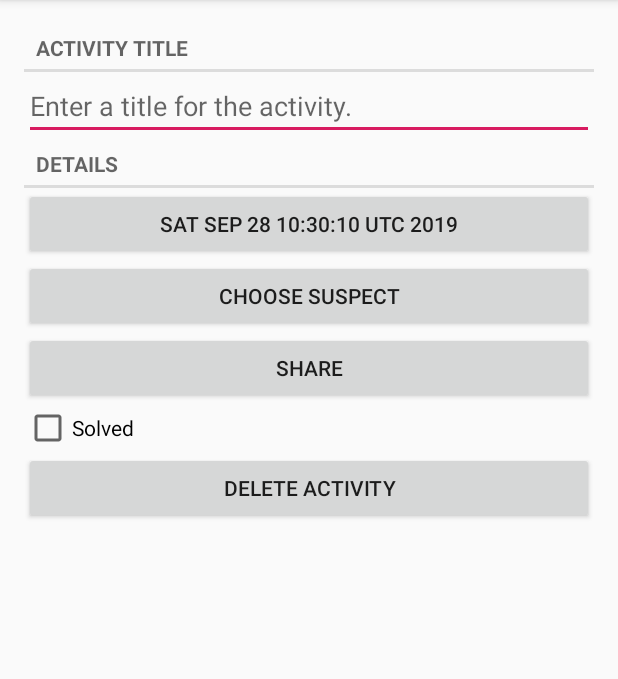
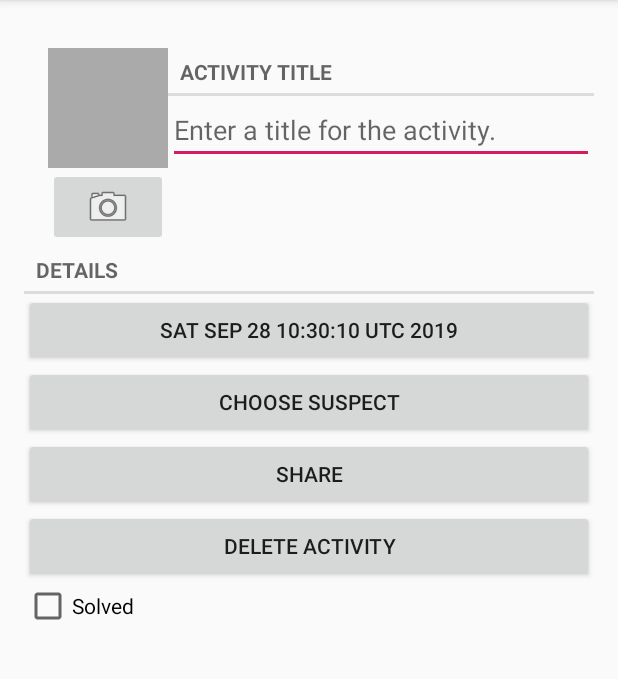
Before and after one commit to RoyReisenleiter/MyCheckins, an Android app: the screen it shows after launch (CrimeActivity), after a tap on "NEW", on a phone screen of 412 x 824 dp, the part 84-763 px from its top. Run offline under Robolectric (Android 15) with nearby library versions, the phone set to English and light mode, and no system bars; 1 statement that could not run was skipped.

Commit message:
camera code added delete button needs to refresh more refactoring needed

```diff
--- a/app/src/main/java/task2/task2/Crime.java
+++ b/app/src/main/java/task2/task2/Crime.java
@@ -59,4 +59,9 @@ public class Crime {
         mSuspect = suspect;
     }
 
+    public String getPhotoFilename() {
+
+        return "IMG_" + getId().toString() + ".jpg";
+    }
+
 }
--- a/app/src/main/java/task2/task2/CrimeFragment.java
+++ b/app/src/main/java/task2/task2/CrimeFragment.java
@@ -3,10 +3,14 @@ package task2.task2;
 
 import android.app.Activity;
 import android.content.Intent;
+import android.content.pm.PackageManager;
+import android.content.pm.ResolveInfo;
 import android.database.Cursor;
+import android.graphics.Bitmap;
 import android.net.Uri;
 import android.os.Bundle;
 import android.provider.ContactsContract;
+import android.provider.MediaStore;
 import android.text.Editable;
 import android.text.TextWatcher;
 import android.text.format.DateFormat;
@@ -21,12 +25,17 @@ import android.widget.Button;
 import android.widget.CheckBox;
 import android.widget.CompoundButton;
 import android.widget.EditText;
+import android.widget.ImageButton;
+import android.widget.ImageView;
 
 import androidx.core.app.NavUtils;
+import androidx.core.content.FileProvider;
 import androidx.fragment.app.Fragment;
 import androidx.fragment.app.FragmentManager;
 
+import java.io.File;
 import java.util.Date;
+import java.util.List;
 import java.util.UUID;
 
 public class CrimeFragment extends Fragment {
@@ -38,11 +47,16 @@ public class CrimeFragment extends Fragment {
     private Button mDeleteButton;
     private Button mSuspectButton;
     private Button mReportButton;
+    private ImageButton mPhotoButton;
+    private Button mContactButton;
+    private ImageView mImageView;
+    private File mPhotoFile;
+    private ImageView mPhotoView;
     private static final String DIALOG_DATE = "DialogDate";
     private static final String ARG_CRIME_ID = "crime_id";
     private static final int REQUEST_CONTACT = 1;
     private static final int REQUEST_DATE = 0;
-
+    private static final int REQUEST_PHOTO = 2;
 
 
     @Override
@@ -52,7 +66,7 @@ public class CrimeFragment extends Fragment {
         UUID crimeId = (UUID) getActivity().getIntent()
                 .getSerializableExtra(CrimeActivity.EXTRA_CRIME_ID);
         mCrime = CrimeLab.get(getActivity()).getCrime(crimeId);
-
+        mPhotoFile = CrimeLab.get(getActivity()).getPhotoFile(mCrime);
 
     }
 
@@ -85,6 +99,53 @@ public class CrimeFragment extends Fragment {
                 dialog.show(manager, DIALOG_DATE);
             }
         });
+
+        final Intent pickContact = new Intent(Intent.ACTION_PICK,
+                ContactsContract.Contacts.CONTENT_URI);
+        //pickContact.addCategory(Intent.CATEGORY_HOME); **this was supposed to grey out the choose suspect button**
+        mSuspectButton = (Button) v.findViewById(R.id.crime_suspect);
+        mSuspectButton.setOnClickListener(new View.OnClickListener() {
+            public void onClick(View v) {
+                startActivityForResult(pickContact, REQUEST_CONTACT);
+            }
+        });
+
+        PackageManager packageManager = getActivity().getPackageManager();
+        if (packageManager.resolveActivity(pickContact,
+                PackageManager.MATCH_DEFAULT_ONLY) == null) {
+            mContactButton.setEnabled(false);
+        }
+
+        mPhotoButton = (ImageButton) v.findViewById(R.id.crime_camera);
+        final Intent captureImage = new Intent(MediaStore.ACTION_IMAGE_CAPTURE);
+
+        boolean canTakePhoto = mPhotoFile != null &&
+                captureImage.resolveActivity(packageManager) != null;
+        mPhotoButton.setEnabled(canTakePhoto);
+
+        mPhotoButton.setOnClickListener(new View.OnClickListener() {
+            @Override
+            public void onClick(View v) {
+                Uri uri = FileProvider.getUriForFile(getActivity(),
+                        "com.bignerdranch.android.criminalintent.fileprovider",
+                        mPhotoFile);
+                captureImage.putExtra(MediaStore.EXTRA_OUTPUT, uri);
+
+                List<ResolveInfo> cameraActivities = getActivity()
+                        .getPackageManager().queryIntentActivities(captureImage,
+                                PackageManager.MATCH_DEFAULT_ONLY);
+
+                for (ResolveInfo activity : cameraActivities) {
+                    getActivity().grantUriPermission(activity.activityInfo.packageName,
+                            uri, Intent.FLAG_GRANT_WRITE_URI_PERMISSION);
+                }
+
+                startActivityForResult(captureImage, REQUEST_PHOTO);
+            }
+        });
+
+        mPhotoView = (ImageView) v.findViewById(R.id.receipt_photo);
+        updatePhotoView();
 
 
         mTitleField = (EditText) v.findViewById(R.id.crime_title);
@@ -140,16 +201,6 @@ public class CrimeFragment extends Fragment {
             }
         });
 
-
-        final Intent pickContact = new Intent(Intent.ACTION_PICK,
-                ContactsContract.Contacts.CONTENT_URI);
-        //pickContact.addCategory(Intent.CATEGORY_HOME); **this was supposed to grey out the choose suspect button**
-        mSuspectButton = (Button) v.findViewById(R.id.crime_suspect);
-        mSuspectButton.setOnClickListener(new View.OnClickListener() {
-            public void onClick(View v) {
-                startActivityForResult(pickContact, REQUEST_CONTACT);
-            }
-        });
         if (mCrime.getSuspect() != null) {
             mSuspectButton.setText(mCrime.getSuspect());
         }
@@ -157,41 +208,6 @@ public class CrimeFragment extends Fragment {
         return v;
     }
 
-    //stuff for delete crime
-    /*@Override
-    public boolean onOptionsItemSelected(MenuItem item) {
-        switch (item.getItemId()) {
-            case R.id.remove_crime:
-                UUID crimeId = (UUID) getArguments().getSerializable(ARG_CRIME_ID);
-                CrimeLab crimeLab = CrimeLab.get(getActivity());
-                mCrime = crimeLab.getCrime(crimeId);
-                crimeLab.deleteCrime(mCrime);
-                getActivity().finish();
-                return true;
-            default:
-                return super.onOptionsItemSelected(item);
-        }
-    }*/
-
-    /*@Override
-    public boolean onOptionsItemSelected(MenuItem item) {
-        switch (item.getItemId()) {
-            case android.R.id.home:
-                if (NavUtils.getParentActivityName(getActivity()) != null) {
-                    NavUtils.navigateUpFromSameTask(getActivity());
-                }
-                return true;
-            // create menu options for deleting crimes | challenge chapter 18
-            case R.id.remove_crime:
-                CrimeLab.get(getActivity()).deleteCrime(mCrime);
-                // Launch CrimeListActivity
-                Intent i = new Intent(getActivity(), CrimeListActivity.class);
-                startActivity(i);
-                return true;
-            default:
-                return super.onOptionsItemSelected(item);
-        }
-    }*/
 
     @Override
     public void onActivityResult(int requestCode, int resultCode, Intent data) {
@@ -229,10 +245,27 @@ public class CrimeFragment extends Fragment {
             } finally {
                 c.close();
             }
+        }else if (requestCode == REQUEST_PHOTO) {
+            Uri uri = FileProvider.getUriForFile(getActivity(),
+                    "com.bignerdranch.android.criminalintent.fileprovider",
+                    mPhotoFile);
+
+            getActivity().revokeUriPermission(uri,
+                    Intent.FLAG_GRANT_WRITE_URI_PERMISSION);
+
+            updatePhotoView();
         }
 
+    }
 
-
+    private void updatePhotoView(){
+        if (mPhotoFile == null || !mPhotoFile.exists()) {
+            mPhotoView.setImageDrawable(null);
+        } else {
+            Bitmap bitmap = PictureUtils.getScaledBitmap(
+                    mPhotoFile.getPath(), getActivity());
+            mPhotoView.setImageBitmap(bitmap);
+        }
     }
 
     private void updateDate() {
--- a/app/src/main/java/task2/task2/CrimeLab.java
+++ b/app/src/main/java/task2/task2/CrimeLab.java
@@ -9,6 +9,7 @@ import android.database.Cursor;
 import android.database.sqlite.SQLiteDatabase;
 import android.util.Log;
 
+import java.io.File;
 import java.util.ArrayList;
 import java.util.List;
 import java.util.UUID;
@@ -41,6 +42,11 @@ public class CrimeLab {
             mCrimes.add(crime);
         }*/
 
+    }
+
+    public File getPhotoFile(Crime crime) {
+        File filesDir = mContext.getFilesDir();
+        return new File(filesDir, crime.getPhotoFilename());
     }
 
     public void addCrime(Crime c) {
@@ -102,6 +108,7 @@ public class CrimeLab {
 
 
     }
+
     public void updateCrime(Crime crime){
         String uuidString = crime.getId().toString();
         ContentValues values = getContentValues(crime);
--- a/app/src/main/res/layout/fragment_crime.xml
+++ b/app/src/main/res/layout/fragment_crime.xml
@@ -1,10 +1,47 @@
 <?xml version="1.0" encoding="utf-8"?>
+<!--holds whole page-->
 <LinearLayout xmlns:android="http://schemas.android.com/apk/res/android"
     xmlns:app="http://schemas.android.com/apk/res-auto"
     android:orientation="vertical"
     android:layout_width="match_parent"
     android:layout_height="match_parent"
     android:layout_margin="16dp">
+
+    <!--holds all added features-->
+    <LinearLayout
+        android:layout_width="match_parent"
+        android:layout_height="wrap_content"
+        android:layout_marginLeft="16dp"
+        android:layout_marginTop="16dp"
+        android:orientation="horizontal">
+
+        <!--holds camera-->
+        <LinearLayout
+            android:layout_width="wrap_content"
+            android:layout_height="wrap_content"
+            android:orientation="vertical">
+
+            <ImageView
+                android:id="@+id/receipt_photo"
+                android:layout_width="80dp"
+                android:layout_height="80dp"
+                android:background="@android:color/darker_gray"
+                android:cropToPadding="true"
+                android:scaleType="centerInside" />
+
+            <ImageButton
+                android:id="@+id/crime_camera"
+                android:layout_width="match_parent"
+                android:layout_height="wrap_content"
+                android:src="@android:drawable/ic_menu_camera" />
+        </LinearLayout>
+
+        <!--holds buttton list-->
+        <LinearLayout
+            android:layout_width="0dp"
+            android:layout_height="wrap_content"
+            android:layout_weight="1"
+            android:orientation="vertical">
 
         <TextView
             style="?android:listSeparatorTextViewStyle"
@@ -17,7 +54,10 @@
             android:layout_width="match_parent"
             android:layout_height="wrap_content"
             android:hint="@string/crime_title_hint"/>
+        </LinearLayout>
 
+
+    </LinearLayout>
     <TextView
         style="?android:listSeparatorTextViewStyle"
         android:layout_width="match_parent"
@@ -41,18 +81,17 @@
         android:layout_height="wrap_content"
         android:text="@string/crime_report_text"/>
 
+    <Button
+        android:id="@+id/remove_crime"
+        android:layout_width="match_parent"
+        android:layout_height="wrap_content"
+        android:text="@string/delete_crime"
+        app:showAsAction="ifRoom"/>
+
     <CheckBox
         android:id="@+id/crime_solved"
         android:layout_width="match_parent"
         android:layout_height="wrap_content"
         android:text="@string/crime_solved_label"/>
 
-    <Button
-        android:id="@+id/remove_crime"
-        android:layout_width="match_parent"
-        android:layout_height="wrap_content"
-        android:text="@string/delete_crime"
-        app:showAsAction="ifRoom">
-    </Button>
-
 </LinearLayout>
```
Also changed, not shown: app/src/main/AndroidManifest.xml (+9 -0 lines), app/src/main/java/task2/task2/FlickrFetchr.java (added, +64 -0 lines), app/src/main/java/task2/task2/GalleryItem.java (added, +48 -0 lines), app/src/main/java/task2/task2/PhotoGalleryActivity.java (added, +21 -0 lines), app/src/main/java/task2/task2/PhotoGalleryFragment.java (added, +103 -0 lines), app/src/main/java/task2/task2/PhotoPageActivity.java (added, +20 -0 lines), app/src/main/java/task2/task2/PhotoPageFragment.java (added, +62 -0 lines), app/src/main/java/task2/task2/PictureUtils.java (added, +41 -0 lines), app/src/main/java/task2/task2/PollService.java (added, +24 -0 lines), app/src/main/java/task2/task2/VisibleFragment.java (added, +34 -0 lines). Lines whose indentation alone changed are shown as unchanged.
